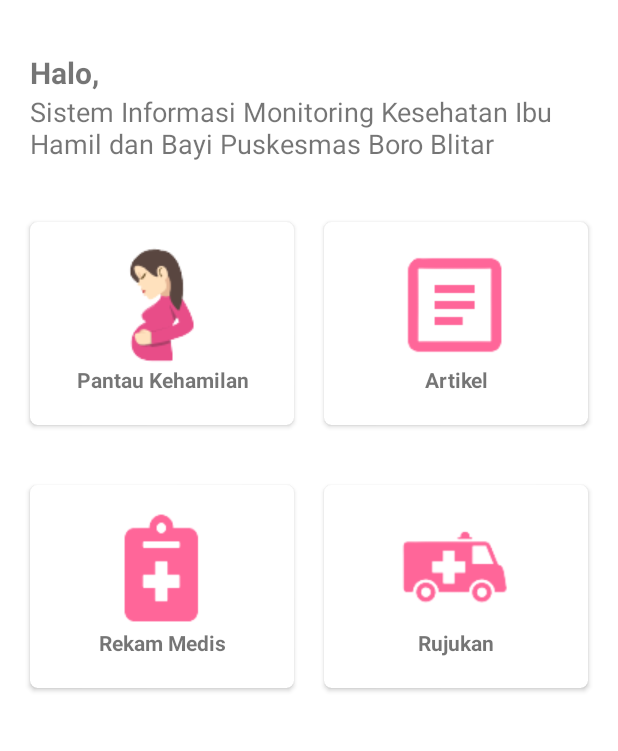
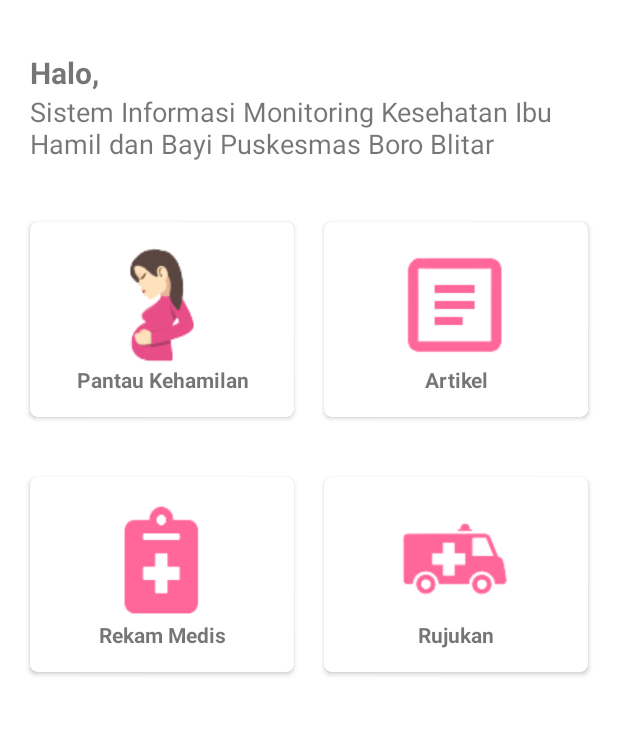
Before and after one commit to shendyherta/aplikasiku, an Android app: the MainActivity screen opened directly, with no data from a screen before it, on a phone screen of 412 x 824 dp, the part 62-813 px from its top. Run offline under Robolectric (Android 15) with nearby library versions, the phone set to English and light mode, and no system bars; our stand-ins replace Firebase (no records; nobody signed in at launch, a user with empty details on screens opened directly).

Commit message:
fix main menu height to responsive when text move to next line

```diff
--- a/app/src/main/res/layout/activity_main.xml
+++ b/app/src/main/res/layout/activity_main.xml
@@ -30,9 +30,9 @@
                 android:id="@+id/iv_profile"
                 android:layout_width="30dp"
                 android:layout_height="30dp"
-                android:src="@drawable/ic_baseline_settings"
                 android:layout_gravity="end"
                 android:layout_marginEnd="20dp"
+                android:src="@drawable/ic_baseline_settings"
                 app:tint="@color/grey_blue" />
 
         </androidx.appcompat.widget.Toolbar>
@@ -99,7 +99,8 @@
             <com.google.android.material.card.MaterialCardView
                 android:id="@+id/pantau"
                 android:layout_width="wrap_content"
-                android:layout_height="135dp"
+                android:layout_height="match_parent"
+                android:layout_gravity="center"
                 android:layout_margin="10dp"
                 android:layout_weight="1"
                 android:onClick="pantau"
@@ -133,7 +134,7 @@
             <com.google.android.material.card.MaterialCardView
                 android:id="@+id/artikel"
                 android:layout_width="wrap_content"
-                android:layout_height="135dp"
+                android:layout_height="match_parent"
                 android:layout_margin="10dp"
                 android:layout_weight="1"
                 android:onClick="artikel"
@@ -177,7 +178,8 @@
             <com.google.android.material.card.MaterialCardView
                 android:id="@+id/rekam"
                 android:layout_width="wrap_content"
-                android:layout_height="135dp"
+                android:layout_height="match_parent"
+                android:layout_gravity="center"
                 android:layout_margin="10dp"
                 android:layout_weight="1"
                 android:onClick="rekam"
@@ -211,7 +213,8 @@
             <com.google.android.material.card.MaterialCardView
                 android:id="@+id/rujukan"
                 android:layout_width="wrap_content"
-                android:layout_height="135dp"
+                android:layout_height="match_parent"
+                android:layout_gravity="center"
                 android:layout_margin="10dp"
                 android:layout_weight="1"
                 android:onClick="rujukan"
--- a/build.gradle
+++ b/build.gradle
@@ -5,7 +5,7 @@ buildscript {
         mavenCentral()
     }
     dependencies {
-        classpath "com.android.tools.build:gradle:7.1.3"
+        classpath 'com.android.tools.build:gradle:7.2.2'
         classpath 'com.google.gms:google-services:4.3.13'
 
         // NOTE: Do not place your application dependencies here; they belong
```
Also changed, not shown: gradle/wrapper/gradle-wrapper.properties.
